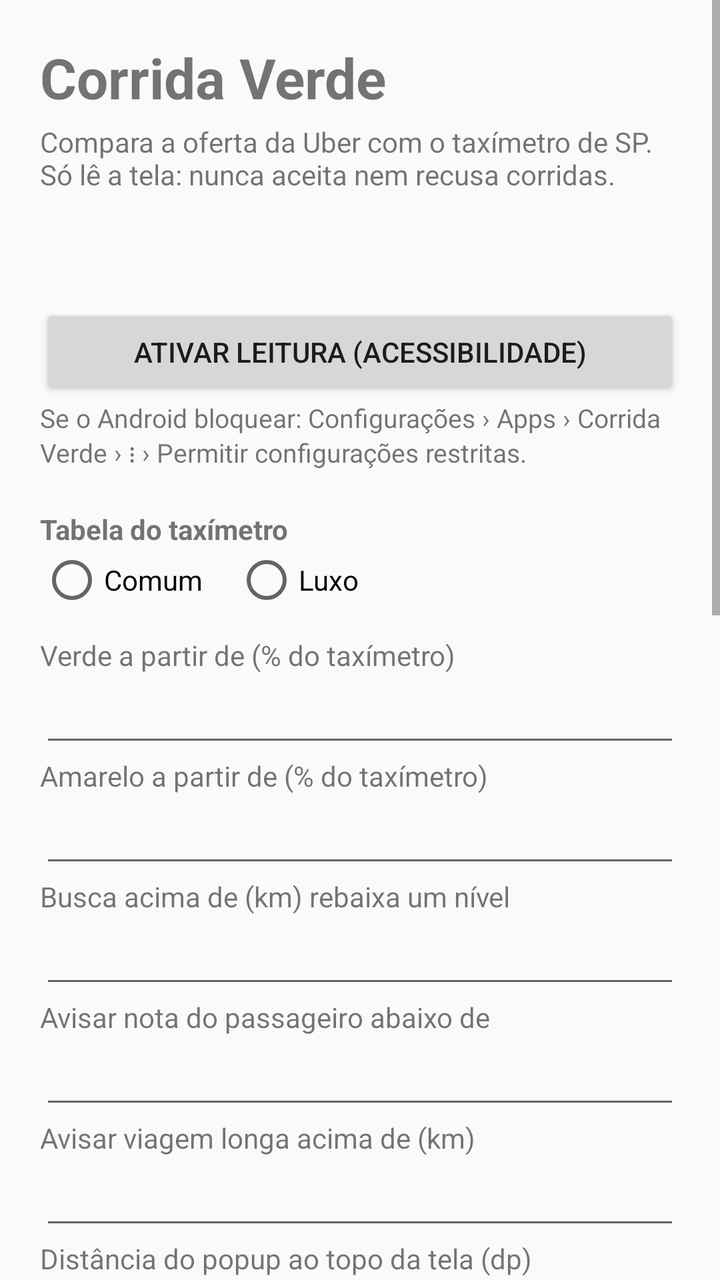
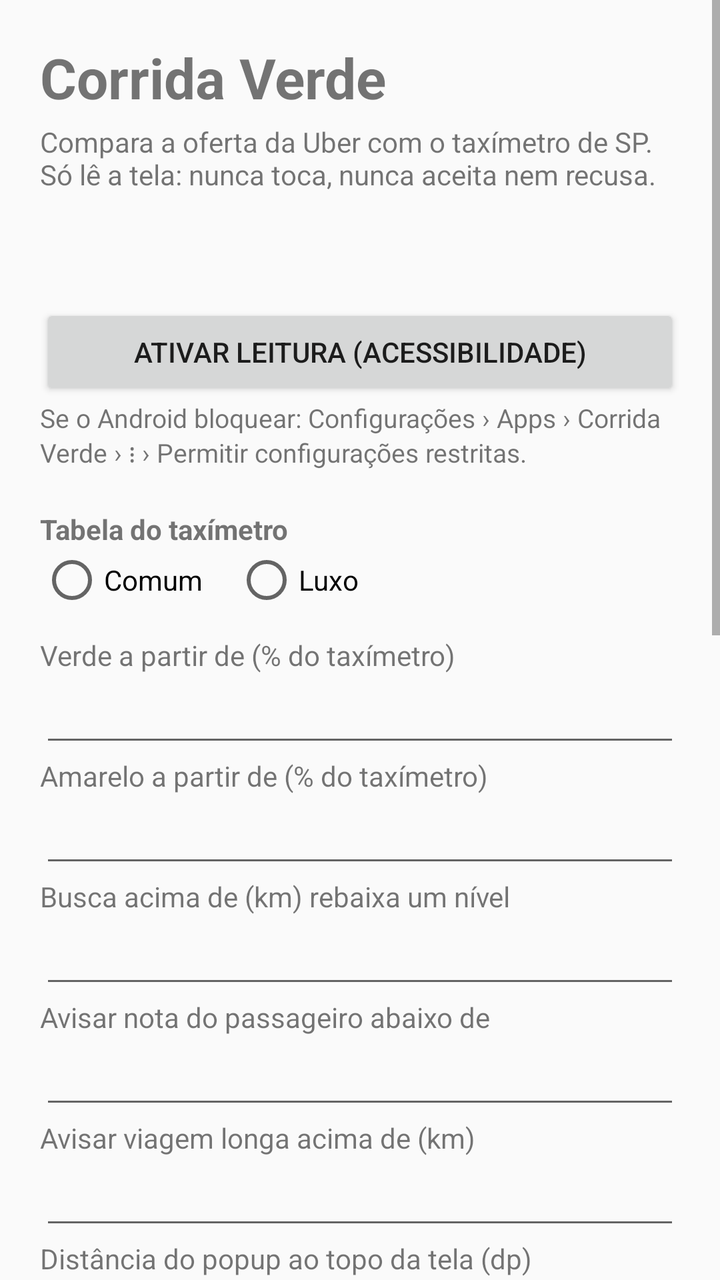

An Android layout rendered at two revisions. The XML below is the earlier revision; the diff shows what the commit changed to produce the second picture.
<!-- AndroidManifest.xml: application theme android:Theme.Material.Light -->
<!-- res/layout/activity_main.xml -->
<?xml version="1.0" encoding="utf-8"?>
<ScrollView xmlns:android="http://schemas.android.com/apk/res/android"
    android:layout_width="match_parent"
    android:layout_height="match_parent"
    android:fitsSystemWindows="true">

    <LinearLayout
        android:layout_width="match_parent"
        android:layout_height="wrap_content"
        android:orientation="vertical"
        android:padding="20dp">

        <TextView
            android:layout_width="wrap_content"
            android:layout_height="wrap_content"
            android:text="Corrida Verde"
            android:textSize="28sp"
            android:textStyle="bold" />

        <TextView
            android:layout_width="wrap_content"
            android:layout_height="wrap_content"
            android:layout_marginTop="4dp"
            android:text="Compara a oferta da Uber com o taxímetro de SP. Só lê a tela: nunca aceita nem recusa corridas." />

        <TextView
            android:id="@+id/status"
            android:layout_width="wrap_content"
            android:layout_height="wrap_content"
            android:layout_marginTop="16dp"
            android:textSize="16sp"
            android:textStyle="bold" />

        <TextView
            android:id="@+id/versao"
            android:layout_width="wrap_content"
            android:layout_height="wrap_content"
            android:textSize="13sp" />

        <Button
            android:id="@+id/ativar"
            android:layout_width="match_parent"
            android:layout_height="wrap_content"
            android:text="Ativar leitura (Acessibilidade)" />

        <TextView
            android:layout_width="wrap_content"
            android:layout_height="wrap_content"
            android:text="Se o Android bloquear: Configurações › Apps › Corrida Verde › ⋮ › Permitir configurações restritas."
            android:textSize="13sp" />

        <TextView
            android:layout_width="wrap_content"
            android:layout_height="wrap_content"
            android:layout_marginTop="20dp"
            android:text="Tabela do taxímetro"
            android:textStyle="bold" />

        <RadioGroup
            android:layout_width="wrap_content"
            android:layout_height="wrap_content"
            android:orientation="horizontal">

            <RadioButton
                android:id="@+id/comum"
                android:layout_width="wrap_content"
                android:layout_height="wrap_content"
                android:text="Comum" />

            <RadioButton
                android:id="@+id/luxo"
                android:layout_width="wrap_content"
                android:layout_height="wrap_content"
                android:layout_marginStart="16dp"
                android:text="Luxo" />
        </RadioGroup>

        <TextView
            android:layout_width="wrap_content"
            android:layout_height="wrap_content"
            android:layout_marginTop="12dp"
            android:text="Verde a partir de (% do taxímetro)" />

        <EditText
            android:id="@+id/limiteVerde"
            android:layout_width="match_parent"
            android:layout_height="wrap_content"
            android:inputType="number" />

        <TextView
            android:layout_width="wrap_content"
            android:layout_height="wrap_content"
            android:text="Amarelo a partir de (% do taxímetro)" />

        <EditText
            android:id="@+id/limiteAmarelo"
            android:layout_width="match_parent"
            android:layout_height="wrap_content"
            android:inputType="number" />

        <TextView
            android:layout_width="wrap_content"
            android:layout_height="wrap_content"
            android:text="Busca acima de (km) rebaixa um nível" />

        <EditText
            android:id="@+id/buscaMax"
            android:layout_width="match_parent"
            android:layout_height="wrap_content"
            android:inputType="numberDecimal" />

        <TextView
            android:layout_width="wrap_content"
            android:layout_height="wrap_content"
            android:text="Avisar nota do passageiro abaixo de" />

        <EditText
            android:id="@+id/notaMinima"
            android:layout_width="match_parent"
            android:layout_height="wrap_content"
            android:inputType="numberDecimal" />

        <TextView
            android:layout_width="wrap_content"
            android:layout_height="wrap_content"
            android:text="Avisar viagem longa acima de (km)" />

        <EditText
            android:id="@+id/viagemLonga"
            android:layout_width="match_parent"
            android:layout_height="wrap_content"
            android:inputType="numberDecimal" />

        <TextView
            android:layout_width="wrap_content"
            android:layout_height="wrap_content"
            android:text="Distância do popup ao topo da tela (dp)" />

        <EditText
            android:id="@+id/posicaoY"
            android:layout_width="match_parent"
            android:layout_height="wrap_content"
            android:inputType="number" />

        <CheckBox
            android:id="@+id/diagnostico"
            android:layout_width="wrap_content"
            android:layout_height="wrap_content"
            android:text="Modo diagnóstico (guarda os textos lidos)" />

        <CheckBox
            android:id="@+id/voiceAccess"
            android:layout_width="wrap_content"
            android:layout_height="wrap_content"
            android:text="Ligar o microfone do Voice Access quando chegar oferta" />

        <TextView
            android:layout_width="wrap_content"
            android:layout_height="wrap_content"
            android:text="O Corrida Verde só toca no botão azul do Voice Access. Quem toca em Aceitar ou Selecionar é o Voice Access, pelo seu comando de voz."
            android:textSize="13sp" />

        <CheckBox
            android:id="@+id/gravar"
            android:layout_width="wrap_content"
            android:layout_height="wrap_content"
            android:text="Gravar as corridas (câmera da frente e microfone)" />

        <TextView
            android:layout_width="wrap_content"
            android:layout_height="wrap_content"
            android:text="Grava em 480p, uns 300 MB por hora, na pasta Movies/Corrida Verde. Passando de 5 GB, apaga os vídeos mais antigos. Por enquanto, comece e pare pelo botão Gravar corrida da notificação."
            android:textSize="13sp" />

        <Button
            android:id="@+id/salvar"
            android:layout_width="match_parent"
            android:layout_height="wrap_content"
            android:layout_marginTop="8dp"
            android:text="Salvar" />

        <Button
            android:id="@+id/testar"
            android:layout_width="match_parent"
            android:layout_height="wrap_content"
            android:text="Testar popup" />

        <TextView
            android:layout_width="wrap_content"
            android:layout_height="wrap_content"
            android:layout_marginTop="20dp"
            android:text="Ganhos e gastos"
            android:textStyle="bold" />

        <TextView
            android:layout_width="wrap_content"
            android:layout_height="wrap_content"
            android:text="Os ganhos entram sozinhos: ao ficar offline, a Uber mostra o Resumo da sessão e o app guarda o valor. Para os gastos, com a leitura ligada, desça a barra do topo e toque em Registrar gasto na notificação do Corrida Verde. Ex.: “abasteci 120 reais de etanol, 22 litros, tanque cheio, quilometragem 45.320”."
            android:textSize="13sp" />

        <TextView
            android:id="@+id/gastosHoje"
            android:layout_width="wrap_content"
            android:layout_height="wrap_content"
            android:layout_marginTop="6dp"
            android:textSize="16sp" />

        <Button
            android:id="@+id/registrarGasto"
            android:layout_width="match_parent"
            android:layout_height="wrap_content"
            android:text="Registrar gasto por voz" />

        <TextView
            android:layout_width="wrap_content"
            android:layout_height="wrap_content"
            android:layout_marginTop="20dp"
            android:text="Última leitura (diagnóstico)"
            android:textStyle="bold" />

        <TextView
            android:id="@+id/textoDiagnostico"
            android:layout_width="match_parent"
            android:layout_height="wrap_content"
            android:fontFamily="monospace"
            android:textIsSelectable="true"
            android:textSize="12sp" />

        <Button
            android:id="@+id/compartilhar"
            android:layout_width="match_parent"
            android:layout_height="wrap_content"
            android:text="Enviar diagnóstico" />
    </LinearLayout>
</ScrollView>
<!-- resources referenced by this layout -->
<resources>

</resources>

<!-- the commit's change to res/layout/activity_main.xml (unified diff, before → after) -->
@@ -21,7 +21,7 @@
             android:layout_width="wrap_content"
             android:layout_height="wrap_content"
             android:layout_marginTop="4dp"
-            android:text="Compara a oferta da Uber com o taxímetro de SP. Só lê a tela: nunca aceita nem recusa corridas." />
+            android:text="Compara a oferta da Uber com o taxímetro de SP. Só lê a tela: nunca toca, nunca aceita nem recusa." />
 
         <TextView
             android:id="@+id/status"
@@ -149,27 +149,15 @@
             android:text="Modo diagnóstico (guarda os textos lidos)" />
 
         <CheckBox
-            android:id="@+id/voiceAccess"
-            android:layout_width="wrap_content"
-            android:layout_height="wrap_content"
-            android:text="Ligar o microfone do Voice Access quando chegar oferta" />
-
-        <TextView
-            android:layout_width="wrap_content"
-            android:layout_height="wrap_content"
-            android:text="O Corrida Verde só toca no botão azul do Voice Access. Quem toca em Aceitar ou Selecionar é o Voice Access, pelo seu comando de voz."
-            android:textSize="13sp" />
-
-        <CheckBox
             android:id="@+id/gravar"
             android:layout_width="wrap_content"
             android:layout_height="wrap_content"
-            android:text="Gravar as corridas (câmera da frente e microfone)" />
-
-        <TextView
-            android:layout_width="wrap_content"
-            android:layout_height="wrap_content"
-            android:text="Grava em 480p, uns 300 MB por hora, na pasta Movies/Corrida Verde. Passando de 5 GB, apaga os vídeos mais antigos. Por enquanto, comece e pare pelo botão Gravar corrida da notificação."
+            android:text="Mostrar o botão Gravar corrida na notificação" />
+
+        <TextView
+            android:layout_width="wrap_content"
+            android:layout_height="wrap_content"
+            android:text="Grava em 480p, uns 300 MB por hora, na pasta Movies/Corrida Verde. Passando de 5 GB, apaga os vídeos mais antigos. Nunca começa sozinho: você começa e para pelo botão da notificação. Enquanto grava, a câmera fica ocupada e a gravação da própria Uber pode não funcionar, então use só quando precisar."
             android:textSize="13sp" />
 
         <Button
